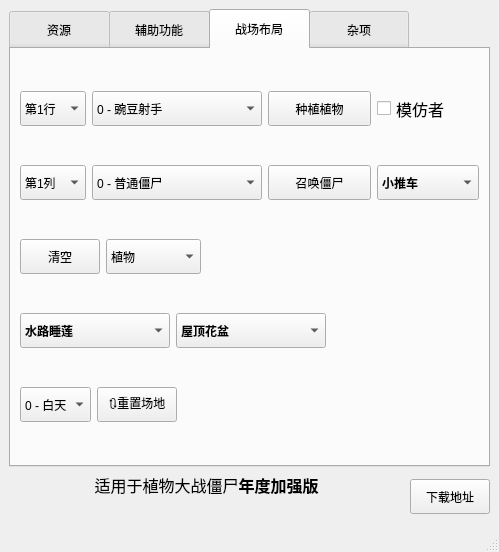
Before: the Qt Designer form pvztoolkit.ui in windshadow233/pvz-toolkit, drawn with Qt 5.
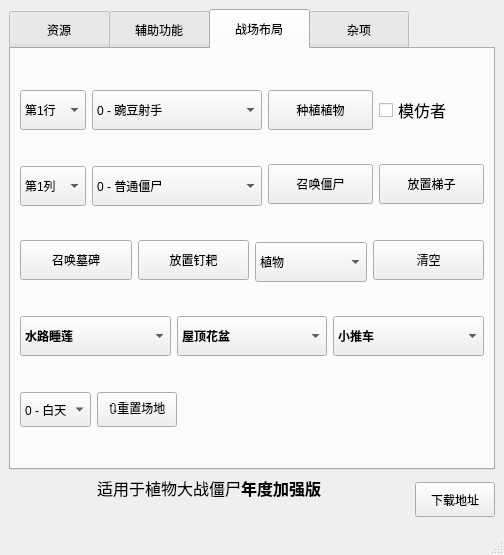
After: the same form once the commit is applied. The open tabs and pages were chosen to show the change.

Commit message: 完成放置梯子和钉耙功能

What changed in the file:
```diff
--- a/pvztoolkit.ui
+++ b/pvztoolkit.ui
@@ -6,8 +6,8 @@
    <rect>
     <x>0</x>
     <y>0</y>
-    <width>499</width>
-    <height>552</height>
+    <width>504</width>
+    <height>555</height>
    </rect>
   </property>
   <property name="sizePolicy">
@@ -1561,7 +1561,7 @@
             <property name="minimumSize">
              <size>
               <width>0</width>
-              <height>30</height>
+              <height>40</height>
              </size>
             </property>
             <property name="maximumSize">
@@ -1621,7 +1621,7 @@
             <property name="minimumSize">
              <size>
               <width>170</width>
-              <height>30</height>
+              <height>40</height>
              </size>
             </property>
             <property name="maximumSize">
@@ -1886,7 +1886,7 @@
             <property name="minimumSize">
              <size>
               <width>0</width>
-              <height>35</height>
+              <height>40</height>
              </size>
             </property>
             <property name="maximumSize">
@@ -1911,7 +1911,7 @@
             <property name="minimumSize">
              <size>
               <width>0</width>
-              <height>30</height>
+              <height>40</height>
              </size>
             </property>
             <property name="maximumSize">
@@ -1948,7 +1948,7 @@
             <property name="minimumSize">
              <size>
               <width>0</width>
-              <height>30</height>
+              <height>40</height>
              </size>
             </property>
             <property name="maximumSize">
@@ -2023,7 +2023,7 @@
             <property name="minimumSize">
              <size>
               <width>170</width>
-              <height>30</height>
+              <height>40</height>
              </size>
             </property>
             <property name="maximumSize">
@@ -2204,7 +2204,7 @@
             <property name="minimumSize">
              <size>
               <width>0</width>
-              <height>35</height>
+              <height>40</height>
              </size>
             </property>
             <property name="text">
@@ -2213,47 +2213,16 @@
            </widget>
           </item>
           <item>
-           <widget class="QComboBox" name="comboBox_5">
+           <widget class="QPushButton" name="pushButton_21">
             <property name="minimumSize">
              <size>
               <width>0</width>
-              <height>30</height>
+              <height>40</height>
              </size>
             </property>
-            <property name="maximumSize">
-             <size>
-              <width>16777215</width>
-              <height>35</height>
-             </size>
+            <property name="text">
+             <string>放置梯子</string>
             </property>
-            <property name="font">
-             <font>
-              <family>Arial</family>
-              <pointsize>9</pointsize>
-              <weight>75</weight>
-              <bold>true</bold>
-             </font>
-            </property>
-            <item>
-             <property name="text">
-              <string>小推车</string>
-             </property>
-            </item>
-            <item>
-             <property name="text">
-              <string>🏁启动</string>
-             </property>
-            </item>
-            <item>
-             <property name="text">
-              <string>🆑移除</string>
-             </property>
-            </item>
-            <item>
-             <property name="text">
-              <string>🔄重置</string>
-             </property>
-            </item>
            </widget>
           </item>
          </layout>
@@ -2261,21 +2230,34 @@
         <item>
          <layout class="QHBoxLayout" name="horizontalLayout_10">
           <item>
-           <widget class="QPushButton" name="pushButton_16">
+           <widget class="QPushButton" name="pushButton_19">
             <property name="minimumSize">
              <size>
               <width>0</width>
-              <height>35</height>
+              <height>40</height>
              </size>
             </property>
-            <property name="maximumSize">
+            <property name="text">
+             <string>召唤墓碑</string>
+            </property>
+           </widget>
+          </item>
+          <item>
+           <widget class="QPushButton" name="pushButton_20">
+            <property name="sizePolicy">
+             <sizepolicy hsizetype="Minimum" vsizetype="Fixed">
+              <horstretch>0</horstretch>
+              <verstretch>0</verstretch>
+             </sizepolicy>
+            </property>
+            <property name="minimumSize">
              <size>
-              <width>16777215</width>
-              <height>16777215</height>
+              <width>0</width>
+              <height>40</height>
              </size>
             </property>
             <property name="text">
-             <string>清空</string>
+             <string>放置钉耙</string>
             </property>
            </widget>
           </item>
@@ -2284,7 +2266,7 @@
             <property name="minimumSize">
              <size>
               <width>95</width>
-              <height>30</height>
+              <height>40</height>
              </size>
             </property>
             <property name="maximumSize">
@@ -2321,17 +2303,23 @@
            </widget>
           </item>
           <item>
-           <spacer name="horizontalSpacer_5">
-            <property name="orientation">
-             <enum>Qt::Horizontal</enum>
+           <widget class="QPushButton" name="pushButton_16">
+            <property name="minimumSize">
+             <size>
+              <width>0</width>
+              <height>40</height>
+             </size>
             </property>
-            <property name="sizeHint" stdset="0">
+            <property name="maximumSize">
              <size>
-              <width>40</width>
-              <height>20</height>
+              <width>16777215</width>
+              <height>16777215</height>
              </size>
             </property>
-           </spacer>
+            <property name="text">
+             <string>清空</string>
+            </property>
+           </widget>
           </item>
          </layout>
         </item>
@@ -2342,7 +2330,7 @@
             <property name="minimumSize">
              <size>
               <width>150</width>
-              <height>35</height>
+              <height>40</height>
              </size>
             </property>
             <property name="font">
@@ -2409,7 +2397,7 @@
             <property name="minimumSize">
              <size>
               <width>150</width>
-              <height>35</height>
+              <height>40</height>
              </size>
             </property>
             <property name="font">
@@ -2472,17 +2460,48 @@
            </widget>
           </item>
           <item>
-           <spacer name="horizontalSpacer_6">
-            <property name="orientation">
-             <enum>Qt::Horizontal</enum>
+           <widget class="QComboBox" name="comboBox_5">
+            <property name="minimumSize">
+             <size>
+              <width>130</width>
+              <height>40</height>
+             </size>
             </property>
-            <property name="sizeHint" stdset="0">
+            <property name="maximumSize">
              <size>
-              <width>40</width>
-              <height>20</height>
+              <width>16777215</width>
+              <height>16777215</height>
              </size>
             </property>
-           </spacer>
+            <property name="font">
+             <font>
+              <family>Arial</family>
+              <pointsize>9</pointsize>
+              <weight>75</weight>
+              <bold>true</bold>
+             </font>
+            </property>
+            <item>
+             <property name="text">
+              <string>小推车</string>
+             </property>
+            </item>
+            <item>
+             <property name="text">
+              <string>🏁启动</string>
+             </property>
+            </item>
+            <item>
+             <property name="text">
+              <string>🆑移除</string>
+             </property>
+            </item>
+            <item>
+             <property name="text">
+              <string>🔄重置</string>
+             </property>
+            </item>
+           </widget>
           </item>
          </layout>
         </item>
```
Left out of the diff: 193 changed lines with no effect on the pictures. The commit also changes 4 other files.
